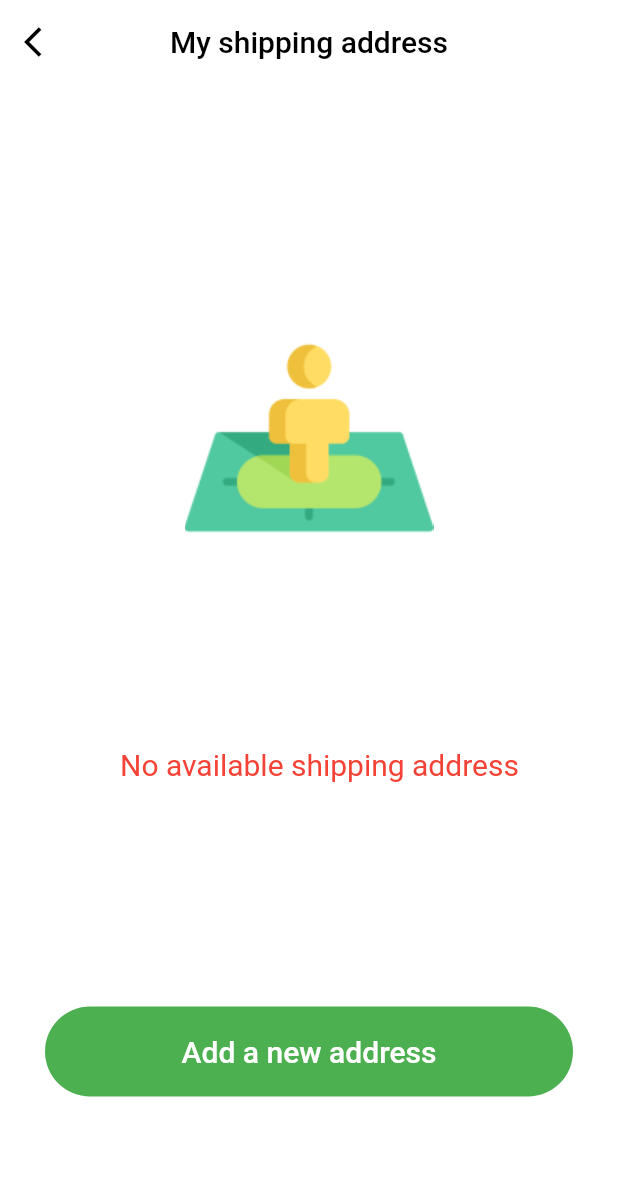
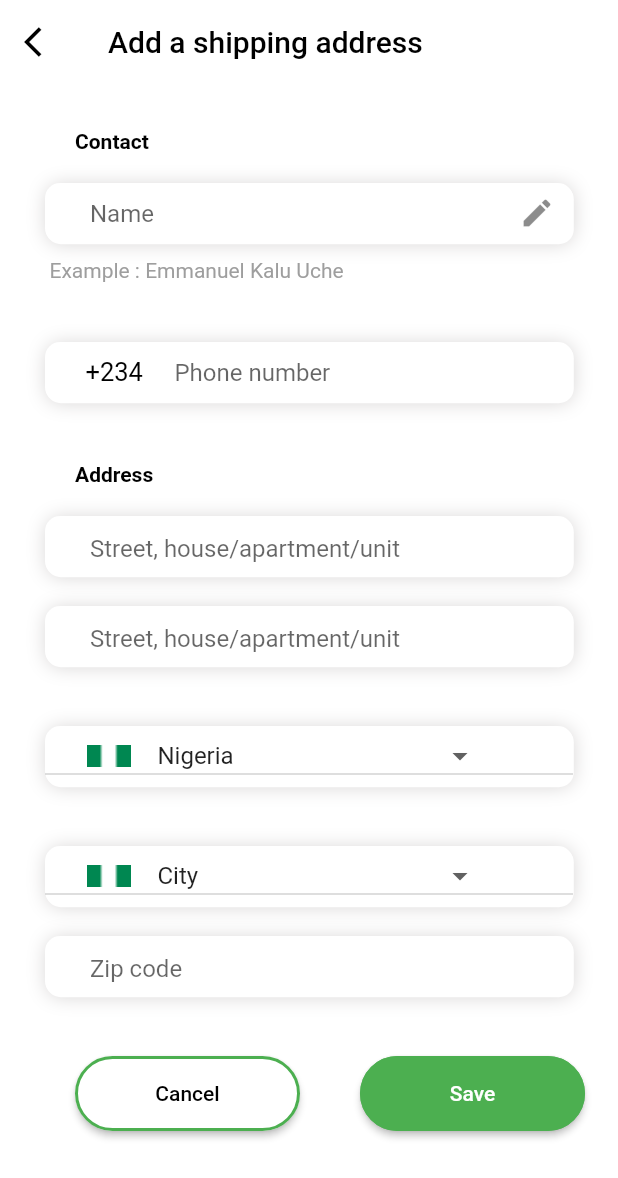
Before and after one commit to kezieeCode/qikpharma, a Flutter app: the Shipping screen opened directly, after a tap on "Add a new address", on a phone screen of 412 x 824 dp. Shown: the top 1178 px of the screen. Run offline on Flutter 3.47's test engine with Material 2 defaults, Android fonts, the phone set to English and light mode, and no system bars.

Commit message:
ADD-SHIPPING-ADDRESS

```diff
--- /dev/null
+++ b/lib/views/new_address.dart
@@ -0,0 +1,580 @@
+// ignore_for_file: deprecated_member_use
+
+import 'package:flutter/material.dart';
+
+class NewAdress extends StatefulWidget {
+  const NewAdress({Key? key}) : super(key: key);
+
+  @override
+  State<NewAdress> createState() => _NewAdressState();
+}
+
+class _NewAdressState extends State<NewAdress> {
+  int index = 0;
+
+  String selectedValue = "USA";
+  bool tickedValue = false;
+  List<DropdownMenuItem<String>> get dropdownItems {
+    List<DropdownMenuItem<String>> menuItems = [
+      DropdownMenuItem(
+          child: Row(
+            children: [
+              const SizedBox(
+                width: 28,
+              ),
+              Image.asset("assets/images/naija_flag.png"),
+              const SizedBox(
+                width: 18,
+              ),
+              const Text("Nigeria"),
+              const SizedBox(
+                width: 100,
+              ),
+            ],
+          ),
+          value: "USA"),
+      DropdownMenuItem(
+          child: Row(
+            children: [
+              const SizedBox(
+                width: 28,
+              ),
+              Image.asset("assets/images/naija_flag.png"),
+              const SizedBox(
+                width: 18,
+              ),
+              const Text("South Africa"),
+              const SizedBox(
+                width: 100,
+              ),
+            ],
+          ),
+          value: "South Africa"),
+      DropdownMenuItem(
+          child: Row(
+            children: [
+              const SizedBox(
+                width: 28,
+              ),
+              Image.asset("assets/images/naija_flag.png"),
+              const SizedBox(
+                width: 18,
+              ),
+              const Text("France"),
+              const SizedBox(
+                width: 100,
+              ),
+            ],
+          ),
+          value: "France"),
+      DropdownMenuItem(
+          child: Row(
+            children: [
+              const SizedBox(
+                width: 28,
+              ),
+              Image.asset("assets/images/naija_flag.png"),
+              const SizedBox(
+                width: 18,
+              ),
+              const Text("Saudi Arabia"),
+              const SizedBox(
+                width: 100,
+              ),
+            ],
+          ),
+          value: "Saudi Arabia"),
+      DropdownMenuItem(
+          child: Row(
+            children: [
+              const SizedBox(
+                width: 28,
+              ),
+              Image.asset("assets/images/naija_flag.png"),
+              const SizedBox(
+                width: 18,
+              ),
+              const Text("Zimbabwe"),
+              const SizedBox(
+                width: 100,
+              ),
+            ],
+          ),
+          value: "Russia"),
+      DropdownMenuItem(
+          child: Row(
+            children: [
+              const SizedBox(
+                width: 28,
+              ),
+              Image.asset("assets/images/naija_flag.png"),
+              const SizedBox(
+                width: 18,
+              ),
+              const Text("London"),
+              const SizedBox(
+                width: 100,
+              ),
+            ],
+          ),
+          value: "Carpenters"),
+      DropdownMenuItem(
+          child: Row(
+            children: [
+              const SizedBox(
+                width: 28,
+              ),
+              Image.asset("assets/images/naija_flag.png"),
+              const SizedBox(
+                width: 18,
+              ),
+              const Text("Togo"),
+              const SizedBox(
+                width: 100,
+              ),
+            ],
+          ),
+          value: "Barbers"),
+    ];
+    return menuItems;
+  }
+
+  List<DropdownMenuItem<String>> get dropdownnItems {
+    List<DropdownMenuItem<String>> menuItems = [
+      DropdownMenuItem(
+          child: Row(
+            children: [
+              const SizedBox(
+                width: 28,
+              ),
+              Image.asset("assets/images/naija_flag.png"),
+              const SizedBox(
+                width: 18,
+              ),
+              const Text("City"),
+              const SizedBox(
+                width: 100,
+              ),
+            ],
+          ),
+          value: "USA"),
+      DropdownMenuItem(
+          child: Row(
+            children: [
+              const SizedBox(
+                width: 28,
+              ),
+              Image.asset("assets/images/naija_flag.png"),
+              const SizedBox(
+                width: 18,
+              ),
+              const Text("South Africa"),
+              const SizedBox(
+                width: 100,
+              ),
+            ],
+          ),
+          value: "South Africa"),
+      DropdownMenuItem(
+          child: Row(
+            children: [
+              const SizedBox(
+                width: 28,
+              ),
+              Image.asset("assets/images/naija_flag.png"),
+              const SizedBox(
+                width: 18,
+              ),
+              const Text("France"),
+              const SizedBox(
+                width: 100,
+              ),
+            ],
+          ),
+          value: "France"),
+      DropdownMenuItem(
+          child: Row(
+            children: [
+              const SizedBox(
+                width: 28,
+              ),
+              Image.asset("assets/images/naija_flag.png"),
+              const SizedBox(
+                width: 18,
+              ),
+              const Text("Saudi Arabia"),
+              const SizedBox(
+                width: 100,
+              ),
+            ],
+          ),
+          value: "Saudi Arabia"),
+      DropdownMenuItem(
+          child: Row(
+            children: [
+              const SizedBox(
+                width: 28,
+              ),
+              Image.asset("assets/images/naija_flag.png"),
+              const SizedBox(
+                width: 18,
+              ),
+              const Text("Zimbabwe"),
+              const SizedBox(
+                width: 100,
+              ),
+            ],
+          ),
+          value: "Russia"),
+      DropdownMenuItem(
+          child: Row(
+            children: [
+              const SizedBox(
+                width: 28,
+              ),
+              Image.asset("assets/images/naija_flag.png"),
+              const SizedBox(
+                width: 18,
+              ),
+              const Text("London"),
+              const SizedBox(
+                width: 100,
+              ),
+            ],
+          ),
+          value: "Carpenters"),
+      DropdownMenuItem(
+          child: Row(
+            children: [
+              const SizedBox(
+                width: 28,
+              ),
+              Image.asset("assets/images/naija_flag.png"),
+              const SizedBox(
+                width: 18,
+              ),
+              const Text("Togo"),
+              const SizedBox(
+                width: 100,
+              ),
+            ],
+          ),
+          value: "Barbers"),
+    ];
+    return menuItems;
+  }
+
+  @override
+  Widget build(BuildContext context) {
+    return Scaffold(
+      appBar: AppBar(
+        backgroundColor: Colors.white,
+        elevation: 0,
+        leading: IconButton(
+            onPressed: () {
+              Navigator.pop(context);
+            },
+            icon: const Icon(
+              Icons.arrow_back_ios,
+              color: Colors.black,
+            )),
+        title: const Text(
+          "Add a shipping address",
+          style: TextStyle(color: Colors.black),
+        ),
+      ),
+      body: Container(
+        color: Colors.white,
+        child: ListView(
+          children: [
+            const SizedBox(
+              height: 30,
+            ),
+            const Padding(
+              padding: EdgeInsets.only(left: 50),
+              child: Text(
+                "Contact",
+                style:
+                    TextStyle(color: Colors.black, fontWeight: FontWeight.bold),
+              ),
+            ),
+            const SizedBox(
+              height: 20,
+            ),
+            Padding(
+              padding: const EdgeInsets.only(left: 30, right: 30),
+              child: Container(
+                width: double.infinity,
+                height: 40,
+                decoration: BoxDecoration(
+                    boxShadow: [
+                      BoxShadow(
+                          color: Color.fromARGB(255, 216, 214, 214),
+                          blurRadius: 10,
+                          offset: Offset.fromDirection(1),
+                          blurStyle: BlurStyle.outer)
+                    ],
+                    color: Colors.white,
+                    borderRadius: BorderRadius.circular(10)),
+                child: const Center(
+                  child: TextField(
+                    decoration: InputDecoration(
+                        contentPadding: EdgeInsets.only(left: 30, top: 7),
+                        suffixIcon: Icon(Icons.edit),
+                        hintText: 'Name',
+                        border: InputBorder.none),
+                  ),
+                ),
+              ),
+            ),
+            const Padding(
+              padding: EdgeInsets.only(left: 33, top: 10),
+              child: Text(
+                "Example : Emmanuel Kalu Uche",
+                style: TextStyle(color: Colors.grey),
+              ),
+            ),
+            const SizedBox(
+              height: 40,
+            ),
+            Padding(
+              padding: const EdgeInsets.only(left: 30, right: 30),
+              child: Container(
+                width: double.infinity,
+                height: 40,
+                decoration: BoxDecoration(
+                    boxShadow: [
+                      BoxShadow(
+                          color: const Color.fromARGB(255, 216, 214, 214),
+                          blurRadius: 10,
+                          offset: Offset.fromDirection(1),
+                          blurStyle: BlurStyle.outer)
+                    ],
+                    color: Colors.white,
+                    borderRadius: BorderRadius.circular(10)),
+                child: const Center(
+                  child: TextField(
+                    decoration: InputDecoration(
+                        contentPadding: EdgeInsets.only(right: 23, top: 7),
+                        prefixIcon: Padding(
+                          padding: EdgeInsets.only(top: 10, left: 27),
+                          child: Text(
+                            "+234     ",
+                            style: TextStyle(color: Colors.black, fontSize: 17),
+                          ),
+                        ),
+                        hintText: "Phone number",
+                        border: InputBorder.none),
+                  ),
+                ),
+              ),
+            ),
+            const SizedBox(
+              height: 40,
+            ),
+            const Padding(
+              padding: EdgeInsets.only(left: 50),
+              child: Text(
+                "Address",
+                style:
+                    TextStyle(color: Colors.black, fontWeight: FontWeight.bold),
+              ),
+            ),
+            const SizedBox(
+              height: 20,
+            ),
+            Padding(
+              padding: const EdgeInsets.only(left: 30, right: 30),
+              child: Container(
+                width: double.infinity,
+                height: 40,
+                decoration: BoxDecoration(
+                    boxShadow: [
+                      BoxShadow(
+                          color: Color.fromARGB(255, 216, 214, 214),
+                          blurRadius: 10,
+                          offset: Offset.fromDirection(1),
+                          blurStyle: BlurStyle.outer)
+                    ],
+                    color: Colors.white,
+                    borderRadius: BorderRadius.circular(10)),
+                child: const Center(
+                  child: TextField(
+                    decoration: InputDecoration(
+                        contentPadding: EdgeInsets.only(left: 30, bottom: 4),
+                        hintText: 'Street, house/apartment/unit ',
+                        border: InputBorder.none),
+                  ),
+                ),
+              ),
+            ),
+            const SizedBox(
+              height: 20,
+            ),
+            Padding(
+              padding: const EdgeInsets.only(left: 30, right: 30),
+              child: Container(
+                width: double.infinity,
+                height: 40,
+                decoration: BoxDecoration(
+                    boxShadow: [
+                      BoxShadow(
+                          color: const Color.fromARGB(255, 216, 214, 214),
+                          blurRadius: 10,
+                          offset: Offset.fromDirection(1),
+                          blurStyle: BlurStyle.outer)
+                    ],
+                    color: Colors.white,
+                    borderRadius: BorderRadius.circular(10)),
+                child: const Center(
+                  child: TextField(
+                    decoration: InputDecoration(
+                        contentPadding: EdgeInsets.only(left: 30, bottom: 4),
+                        hintText: 'Street, house/apartment/unit ',
+                        border: InputBorder.none),
+                  ),
+                ),
+              ),
+            ),
+            const SizedBox(
+              height: 40,
+            ),
+            Padding(
+              padding: const EdgeInsets.only(left: 30, right: 30),
+              child: Container(
+                width: double.infinity,
+                height: 40,
+                decoration: BoxDecoration(
+                    boxShadow: [
+                      BoxShadow(
+                          color: const Color.fromARGB(255, 216, 214, 214),
+                          blurRadius: 10,
+                          offset: Offset.fromDirection(1),
+                          blurStyle: BlurStyle.outer)
+                    ],
+                    color: Colors.white,
+                    borderRadius: BorderRadius.circular(10)),
+                child: DropdownButton(
+                  elevation: 0,
+                  iconDisabledColor: Colors.white,
+                  borderRadius: BorderRadius.circular(20),
+                  items: dropdownItems,
+                  value: selectedValue,
+                  onChanged: (String? newValue) {
+                    setState(() {
+                      selectedValue = newValue!;
+                    });
+                  },
+                ),
+              ),
+            ),
+            const SizedBox(
+              height: 40,
+            ),
+            Padding(
+              padding: const EdgeInsets.only(left: 30, right: 30),
+              child: Container(
+                width: double.infinity,
+                height: 40,
+                decoration: BoxDecoration(
+                    boxShadow: [
+                      BoxShadow(
+                          color: const Color.fromARGB(255, 216, 214, 214),
+                          blurRadius: 10,
+                          offset: Offset.fromDirection(1),
+                          blurStyle: BlurStyle.outer)
+                    ],
+                    color: Colors.white,
+                    borderRadius: BorderRadius.circular(10)),
+                child: DropdownButton(
+                  elevation: 0,
+                  iconDisabledColor: Colors.white,
+                  dropdownColor: Colors.white,
+                  borderRadius: BorderRadius.circular(20),
+                  items: dropdownnItems,
+                  value: selectedValue,
+                  onChanged: (String? newValue) {
+                    setState(() {
+                      selectedValue = newValue!;
+                    });
+                  },
+                ),
+              ),
+            ),
+            const SizedBox(
+              height: 20,
+            ),
+            Padding(
+              padding: const EdgeInsets.only(left: 30, right: 30),
+              child: Container(
+                width: double.infinity,
+                height: 40,
+                decoration: BoxDecoration(
+                    boxShadow: [
+                      BoxShadow(
+                          color: const Color.fromARGB(255, 216, 214, 214),
+                          blurRadius: 10,
+                          offset: Offset.fromDirection(1),
+                          blurStyle: BlurStyle.outer)
+                    ],
+                    color: Colors.white,
+                    borderRadius: BorderRadius.circular(10)),
+                child: const Center(
+                  child: TextField(
+                    decoration: InputDecoration(
+                        contentPadding: EdgeInsets.only(left: 30, bottom: 4),
+                        hintText: 'Zip code',
+                        border: InputBorder.none),
+                  ),
+                ),
+              ),
+            ),
+            const SizedBox(
+              height: 40,
+            ),
+            Padding(
+              padding: const EdgeInsets.only(left: 50),
+              child: Row(
+                children: [
+                  SizedBox(
+                    width: 150,
+                    height: 50,
+                    child: RaisedButton(
+                      onPressed: () {},
+                      child: const Text('Cancel'),
+                      color: Colors.white,
+                      textColor: Colors.black,
+                      shape: RoundedRectangleBorder(
+                          borderRadius: BorderRadius.circular(30),
+                          side:
+                              const BorderSide(color: Colors.green, width: 2)),
+                      padding: const EdgeInsets.fromLTRB(10, 10, 10, 10),
+                    ),
+                  ),
+                  const SizedBox(
+                    width: 40,
+                  ),
+                  SizedBox(
+                    height: 50,
+                    width: 150,
+                    child: RaisedButton(
+                      onPressed: () {},
+                      child: const Text('Save'),
+                      color: Colors.green,
+                      textColor: Colors.white,
+                      shape: RoundedRectangleBorder(
+                          borderRadius: BorderRadius.circular(30),
+                          side:
+                              const BorderSide(color: Colors.green, width: 2)),
+                      padding: const EdgeInsets.fromLTRB(10, 10, 10, 10),
+                    ),
+                  ),
+                ],
+              ),
+            )
+          ],
+        ),
+      ),
+    );
+  }
+}
--- a/lib/views/shipping.dart
+++ b/lib/views/shipping.dart
@@ -1,4 +1,5 @@
 import 'package:flutter/material.dart';
+import 'package:qikpharma/views/new_address.dart';
 
 class Shipping extends StatefulWidget {
   const Shipping({Key? key}) : super(key: key);
@@ -50,13 +51,18 @@ class _ShippingState extends State<Shipping> {
               const SizedBox(height: 150),
               Padding(
                 padding: const EdgeInsets.only(left: 30, right: 30),
-                child: Container(
+                child: SizedBox(
                   height: 60,
                   child: Material(
                     color: Colors.green,
                     borderRadius: BorderRadius.circular(30),
                     child: MaterialButton(
-                      onPressed: () {},
+                      onPressed: () {
+                        Navigator.push(
+                            context,
+                            MaterialPageRoute(
+                                builder: (context) => const NewAdress()));
+                      },
                       child: const Text(
                         "Add a new address",
                         style: TextStyle(color: Colors.white, fontSize: 20),
```
Also changed, not shown: assets/images/naija_flag.png (added).
